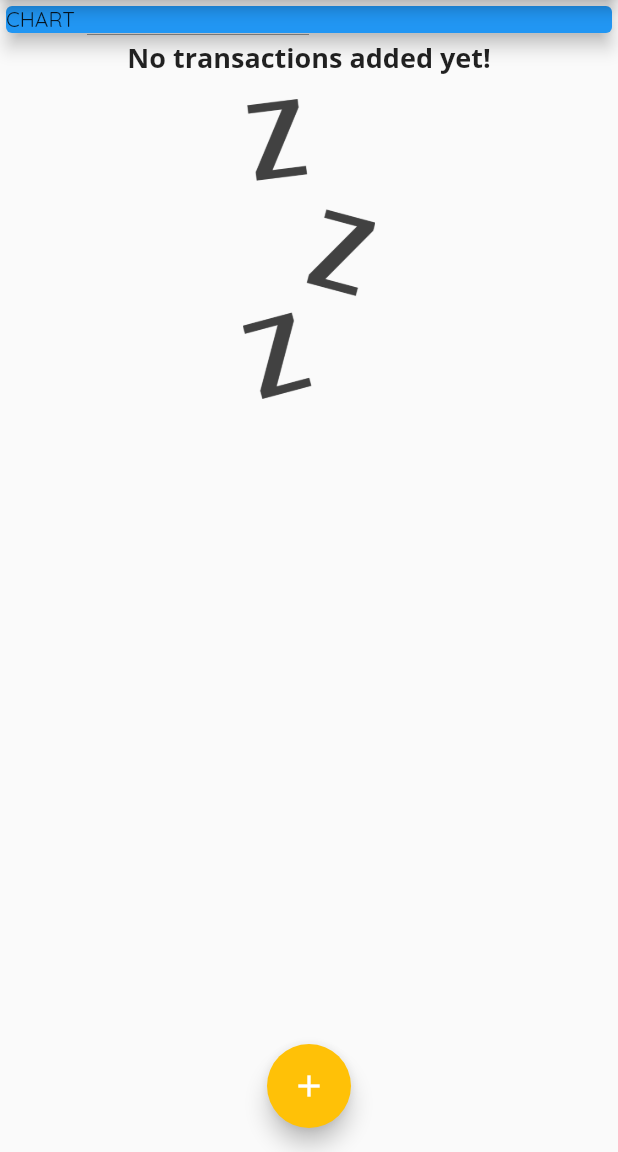
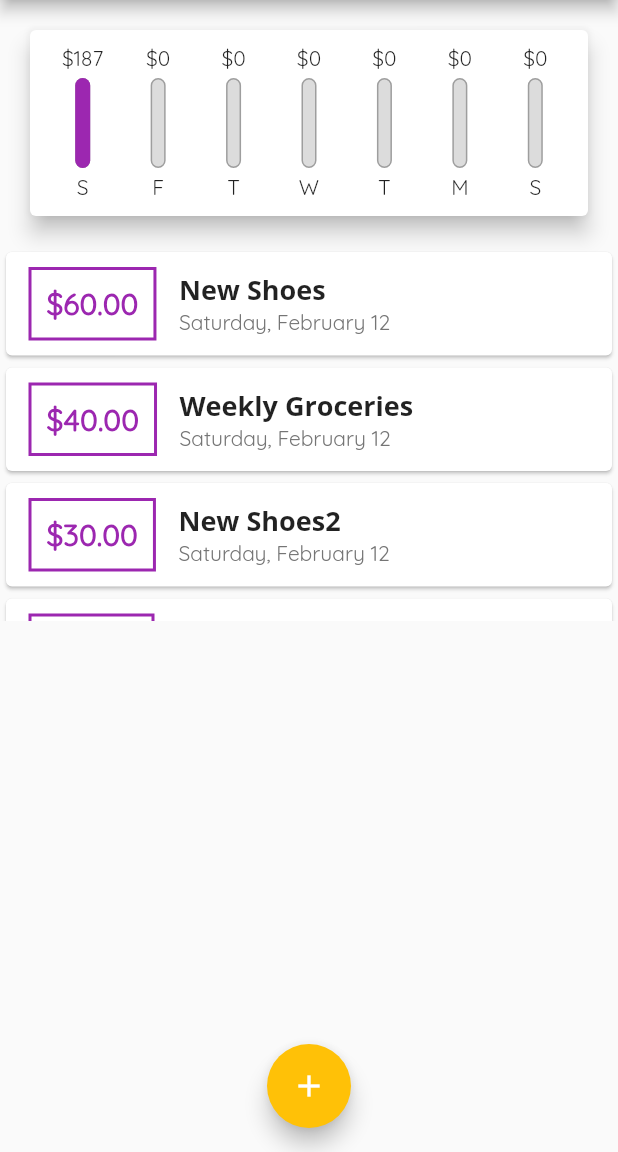
Before and after one commit to mahdibouaziz/flutter-personal-expenses, a Flutter app: the screen it shows after launch, on a phone screen of 412 x 824 dp, the part 84-1236 px from its top. Run offline on Flutter 3.47's test engine with Material 2 defaults, Android fonts, the phone set to English and light mode, and no system bars.

Commit message:
finished the chart widget

```diff
--- a/lib/main.dart
+++ b/lib/main.dart
@@ -1,5 +1,6 @@
 import 'package:flutter/material.dart';
 import 'package:flutter_personal_expenses/models/transaction.dart';
+import 'package:flutter_personal_expenses/widgets/chart.dart';
 import 'package:flutter_personal_expenses/widgets/new_transaction.dart';
 import 'package:flutter_personal_expenses/widgets/transaction_list.dart';
 
@@ -16,14 +17,21 @@ class MyApp extends StatelessWidget {
       title: "Personal Expenses",
       home: const MyHomePage(),
       theme: ThemeData(
-        colorScheme: ColorScheme.fromSwatch(primarySwatch: Colors.purple).copyWith(secondary: Colors.amber),
-        fontFamily: 'Quicksand',
-        textTheme: const TextTheme(titleLarge: TextStyle(fontFamily: 'OpenSans',fontSize: 18,fontWeight: FontWeight.bold), ),
-        appBarTheme: const AppBarTheme(
-          titleTextStyle: TextStyle(fontFamily: 'OpenSans',fontSize: 20,fontWeight: FontWeight.bold),
-        )
-
-      ),
+          colorScheme: ColorScheme.fromSwatch(primarySwatch: Colors.purple)
+              .copyWith(secondary: Colors.amber),
+          fontFamily: 'Quicksand',
+          textTheme: const TextTheme(
+            titleLarge: TextStyle(
+                fontFamily: 'OpenSans',
+                fontSize: 18,
+                fontWeight: FontWeight.bold),
+          ),
+          appBarTheme: const AppBarTheme(
+            titleTextStyle: TextStyle(
+                fontFamily: 'OpenSans',
+                fontSize: 20,
+                fontWeight: FontWeight.bold),
+          )),
     );
   }
 }
@@ -37,19 +45,24 @@ class MyHomePage extends StatefulWidget {
 
 class _MyHomePageState extends State<MyHomePage> {
   final List<Transaction> userTransactions = [
-    // Transaction(
-    //     amomunt: 60, date: DateTime.now(), id: 't1', title: 'New Shoes'),
-    // Transaction(
-    //     amomunt: 40, date: DateTime.now(), id: 't1', title: 'Weekly Groceries'),
-    // Transaction(
-    //     amomunt: 30, date: DateTime.now(), id: 't1', title: 'New Shoes2'),
-    // Transaction(
-    //     amomunt: 57, date: DateTime.now(), id: 't1', title: 'New Shoes3'),
+    Transaction(amount: 60, date: DateTime.now(), id: 't1', title: 'New Shoes'),
+    Transaction(
+        amount: 40, date: DateTime.now(), id: 't1', title: 'Weekly Groceries'),
+    Transaction(
+        amount: 30, date: DateTime.now(), id: 't1', title: 'New Shoes2'),
+    Transaction(
+        amount: 57, date: DateTime.now(), id: 't1', title: 'New Shoes3'),
   ];
+
+  List<Transaction> get recentTransactions {
+    return userTransactions.where((tx) {
+      return tx.date.isAfter(DateTime.now().subtract(const Duration(days: 7)));
+    }).toList();
+  }
 
   void addNewTransaction(String title, double amount) {
     final newTx = Transaction(
-        amomunt: amount,
+        amount: amount,
         date: DateTime.now(),
         id: DateTime.now().toString(),
         title: title);
@@ -87,11 +100,7 @@ class _MyHomePageState extends State<MyHomePage> {
         child: Column(
           crossAxisAlignment: CrossAxisAlignment.stretch,
           children: [
-            const Card(
-              color: Colors.blue,
-              child: Text("CHART"),
-              elevation: 5,
-            ),
+            Chart(recentTransactions: recentTransactions),
             TransactionList(userTransactions: userTransactions)
           ],
         ),
--- a/lib/models/transaction.dart
+++ b/lib/models/transaction.dart
@@ -1,10 +1,10 @@
 class Transaction {
   String id;
   String title;
-  double amomunt;
+  double amount;
   DateTime date;
   Transaction(
-      {required this.amomunt,
+      {required this.amount,
       required this.date,
       required this.id,
       required this.title});
--- /dev/null
+++ b/lib/widgets/chart.dart
@@ -0,0 +1,62 @@
+import 'package:flutter/material.dart';
+import 'package:flutter_personal_expenses/models/transaction.dart';
+import 'package:flutter_personal_expenses/widgets/chart_bar.dart';
+import 'package:intl/intl.dart';
+
+class Chart extends StatelessWidget {
+  final List<Transaction> recentTransactions;
+
+  const Chart({required this.recentTransactions, Key? key}) : super(key: key);
+
+  List<Map<String, Object>> get groupedTransactionValues {
+    return List.generate(7, (index) {
+      final weekDay = DateTime.now().subtract(Duration(days: index));
+
+      double totalSum = 0;
+      for (int i = 0; i < recentTransactions.length; i++) {
+        if (recentTransactions[i].date.day == weekDay.day &&
+            recentTransactions[i].date.month == weekDay.month &&
+            recentTransactions[i].date.year == weekDay.year) {
+          totalSum += recentTransactions[i].amount;
+        }
+      }
+
+      return {
+        "day": DateFormat.E().format(weekDay).substring(0, 1),
+        "amount": totalSum
+      };
+    });
+  }
+
+  double get totalSpending {
+    return groupedTransactionValues.fold(0.0, (sum, item) {
+      return sum + (item['amount'] as double);
+    });
+  }
+
+  @override
+  Widget build(BuildContext context) {
+    return Card(
+      elevation: 6,
+      margin: const EdgeInsets.all(20),
+      child: Padding(
+        padding: const EdgeInsets.all(10.0),
+        child: Row(
+          mainAxisAlignment: MainAxisAlignment.spaceAround,
+          children: groupedTransactionValues.map((item) {
+            return Flexible(
+              fit: FlexFit.tight,
+              child: ChartBar(
+                label: item['day'] as String,
+                spendingAmount: item['amount'] as double,
+                spendingPctOfTotal: totalSpending == 0
+                    ? 0
+                    : (item['amount'] as double) / totalSpending,
+              ),
+            );
+          }).toList(),
+        ),
+      ),
+    );
+  }
+}
--- /dev/null
+++ b/lib/widgets/chart_bar.dart
@@ -0,0 +1,52 @@
+import 'package:flutter/material.dart';
+
+class ChartBar extends StatelessWidget {
+  final String label;
+  final double spendingAmount;
+  final double spendingPctOfTotal;
+
+  const ChartBar(
+      {required this.label,
+      required this.spendingAmount,
+      required this.spendingPctOfTotal,
+      Key? key})
+      : super(key: key);
+
+  @override
+  Widget build(BuildContext context) {
+    return Column(
+      children: [
+        FittedBox(child: Text('\$${spendingAmount.toStringAsFixed(0)}')),
+        const SizedBox(
+          height: 4,
+        ),
+        Container(
+          height: 60,
+          width: 10,
+          child: Stack(children: [
+            Container(
+              decoration: BoxDecoration(
+                border: Border.all(color: Colors.grey, width: 1),
+                borderRadius: BorderRadius.circular(10),
+                color: const Color.fromRGBO(220, 220, 220, 1),
+              ),
+            ),
+            FractionallySizedBox(
+              heightFactor: spendingPctOfTotal,
+              child: Container(
+                decoration: BoxDecoration(
+                  color: Theme.of(context).colorScheme.primary,
+                  borderRadius: BorderRadius.circular(10),
+                ),
+              ),
+            )
+          ]),
+        ),
+        const SizedBox(
+          height: 4,
+        ),
+        Text(label),
+      ],
+    );
+  }
+}
--- a/lib/widgets/transaction_list.dart
+++ b/lib/widgets/transaction_list.dart
@@ -12,11 +12,25 @@ class TransactionList extends StatelessWidget {
   Widget build(BuildContext context) {
     return SizedBox(
       height: 250,
-      child: userTransactions.isEmpty? Column(children: [
-        Text("No transactions added yet!", style: Theme.of(context).textTheme.titleLarge,),
-        SizedBox(height: 15,),
-        SizedBox( height: 200 ,child: Image.asset("assets/images/waiting.png",fit: BoxFit.cover,))
-      ],) :  ListView.builder(
+      child: userTransactions.isEmpty
+          ? Column(
+              children: [
+                Text(
+                  "No transactions added yet!",
+                  style: Theme.of(context).textTheme.titleLarge,
+                ),
+                const SizedBox(
+                  height: 15,
+                ),
+                SizedBox(
+                    height: 200,
+                    child: Image.asset(
+                      "assets/images/waiting.png",
+                      fit: BoxFit.cover,
+                    ))
+              ],
+            )
+          : ListView.builder(
               itemBuilder: (cxt, index) {
                 return Card(
                   child: Row(
@@ -27,13 +41,14 @@ class TransactionList extends StatelessWidget {
                               vertical: 10, horizontal: 15),
                           decoration: BoxDecoration(
                               border: Border.all(
-                            color: Theme.of(context).primaryColor, width: 2)),
+                                  color: Theme.of(context).colorScheme.primary,
+                                  width: 2)),
                           child: Text(
-                      "\$${userTransactions[index].amomunt.toStringAsFixed(2)}",
+                            "\$${userTransactions[index].amount.toStringAsFixed(2)}",
                             style: TextStyle(
                                 fontWeight: FontWeight.bold,
                                 fontSize: 20,
-                          color: Theme.of(context).primaryColor),
+                                color: Theme.of(context).colorScheme.primary),
                           )),
                       Column(
                         crossAxisAlignment: CrossAxisAlignment.start,
```
Lines whose indentation alone changed are shown as unchanged.
